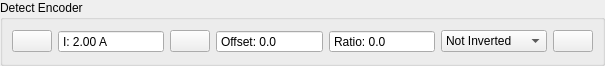
Old version of the form widgets/detectfocencoder.ui in the repository loudmannn/vesc_tool.
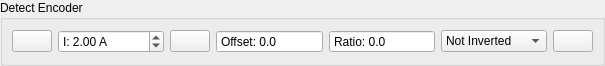
New version of the form. Icons and pictures are not drawn.

```diff
--- a/widgets/detectfocencoder.ui
+++ b/widgets/detectfocencoder.ui
@@ -61,10 +61,10 @@
          <bool>true</bool>
         </property>
         <property name="readOnly">
-         <bool>true</bool>
+         <bool>false</bool>
         </property>
         <property name="buttonSymbols">
-         <enum>QAbstractSpinBox::NoButtons</enum>
+         <enum>QAbstractSpinBox::UpDownArrows</enum>
         </property>
         <property name="prefix">
          <string>I: </string>
@@ -72,6 +72,12 @@
         <property name="suffix">
          <string> A</string>
         </property>
+        <property name="maximum">
+         <double>3.000000000000000</double>
+        </property>
+        <property name="singleStep">
+         <double>0.100000000000000</double>
+        </property>
         <property name="value">
          <double>2.000000000000000</double>
         </property>
```
